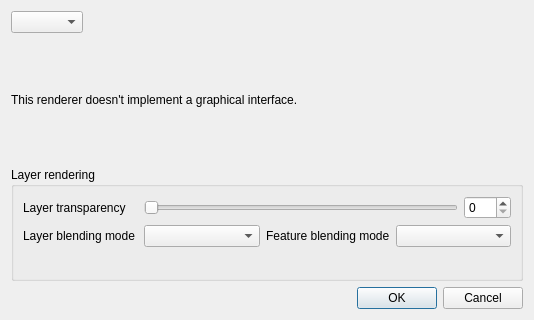
Old version of the form src/ui/qgsrendererv2propsdialogbase.ui in the repository carsmie/QGIS.
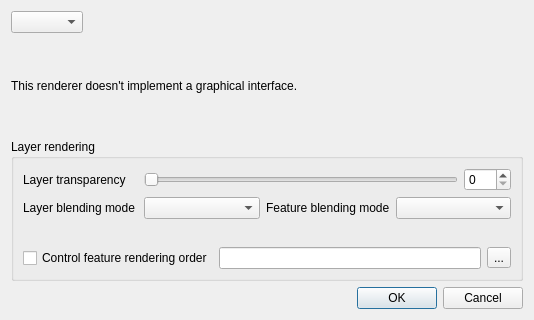
New version of the form. Custom widgets are drawn as their Qt base class.

Commit message:
[FEATURE] Allow definition of rendering order for renderers
This allows defining the order in which features are processed by
renderers.

```diff
--- a/src/ui/qgsrendererv2propsdialogbase.ui
+++ b/src/ui/qgsrendererv2propsdialogbase.ui
@@ -85,6 +85,16 @@
       <bool>true</bool>
      </property>
      <layout class="QGridLayout" name="gridLayout">
+      <item row="2" column="0" colspan="4">
+       <widget class="QgsEffectStackCompactWidget" name="mEffectWidget" native="true">
+        <property name="minimumSize">
+         <size>
+          <width>16</width>
+          <height>16</height>
+         </size>
+        </property>
+       </widget>
+      </item>
       <item row="0" column="1" colspan="3">
        <layout class="QHBoxLayout" name="horizontalLayout_2">
         <item>
@@ -133,15 +143,30 @@
       <item row="1" column="1">
        <widget class="QgsBlendModeComboBox" name="mBlendModeComboBox"/>
       </item>
-      <item row="2" column="0" colspan="2">
-       <widget class="QgsEffectStackCompactWidget" name="mEffectWidget" native="true">
-        <property name="minimumSize">
-         <size>
-          <width>16</width>
-          <height>16</height>
-         </size>
-        </property>
-       </widget>
+      <item row="3" column="0" colspan="4">
+       <layout class="QHBoxLayout" name="horizontalLayout_3">
+        <item>
+         <widget class="QCheckBox" name="checkboxEnableOrderBy">
+          <property name="text">
+           <string>Control feature rendering order</string>
+          </property>
+         </widget>
+        </item>
+        <item>
+         <widget class="QLineEdit" name="lineEditOrderBy">
+          <property name="readOnly">
+           <bool>true</bool>
+          </property>
+         </widget>
+        </item>
+        <item>
+         <widget class="QToolButton" name="btnOrderBy">
+          <property name="text">
+           <string>...</string>
+          </property>
+         </widget>
+        </item>
+       </layout>
       </item>
      </layout>
     </widget>
```
The commit also changes 15 other files.
